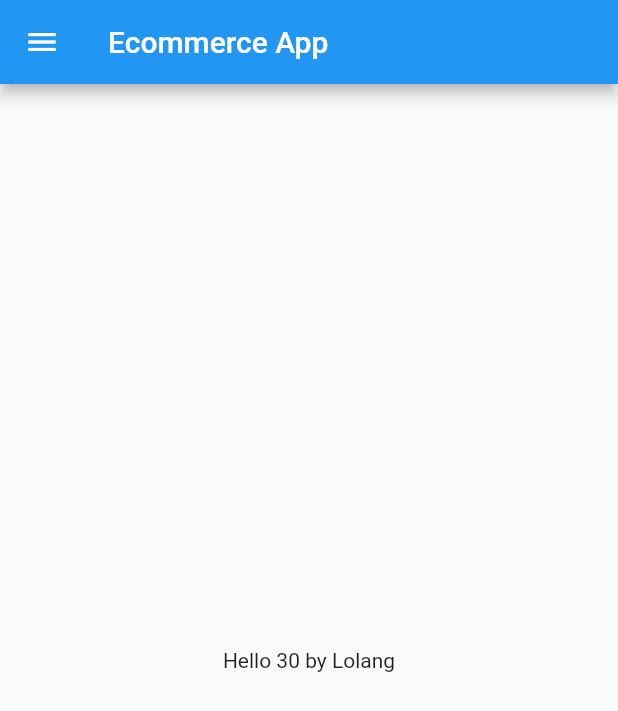
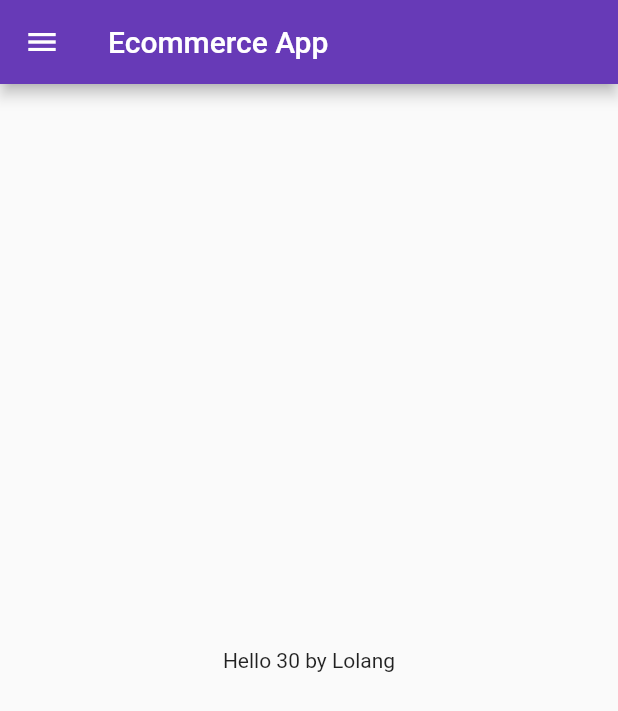
Before and after one commit to alpharaaz123/ecommerceApp, a Flutter app: the screen it shows after launch, on a phone screen of 412 x 824 dp. Shown: the top 711 px of the screen. Run offline on Flutter 3.47's test engine with Material 2 defaults, Android fonts, the phone set to English and light mode, and no system bars.

Commit message:
day3 completed

```diff
--- a/lib/main.dart
+++ b/lib/main.dart
@@ -1,4 +1,5 @@
-import 'package:ecommerceapp/home_page.dart';
+import 'package:ecommerceapp/pages/home_page.dart';
+import 'package:ecommerceapp/pages/login_page.dart';
 import 'package:flutter/material.dart';
 
 void main() {
@@ -15,15 +16,18 @@ class MyApp extends StatefulWidget {
 class _MyAppState extends State<MyApp> {
   @override
   Widget build(BuildContext context) {
-
-    // double pi = 3.14;
-    // bool isMale = true;
-    // num temp = 30.5;
-    // var day = "Tuesday";
-
-
     return MaterialApp(
-        home: HomePage(),
+      // home: HomePage(),
+      themeMode: ThemeMode.light,
+      theme: ThemeData(primarySwatch: Colors.deepPurple),
+      initialRoute: "/home",
+      routes: {
+        "/": (context) => LoginPage(),
+        "/home": (context) => HomePage(),
+        "/login": (context) => LoginPage(),
+      },
+      darkTheme: ThemeData(
+          brightness: Brightness.dark, primarySwatch: Colors.deepPurple),
     );
   }
 }
```
Also changed, not shown: lib/pages/login_page.dart (added, +19 -0 lines), lib/pages/home_page.dart (renamed from lib/home_page.dart).
